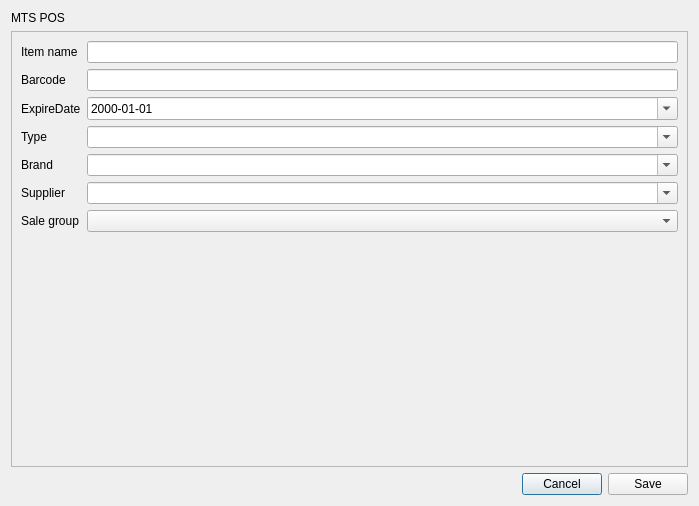
rondalefloyd/mts-pos, file app/views/templates/generated/EditItem.ui: the form before one commit.
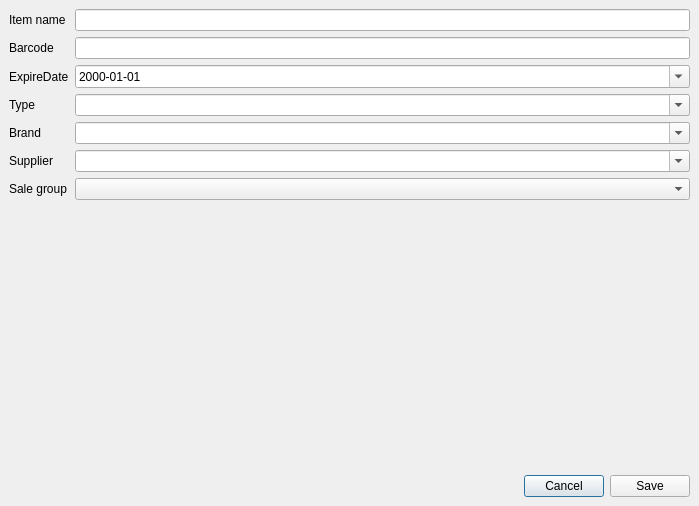
The form after the commit.

```diff
--- a/app/views/templates/generated/EditItem.ui
+++ b/app/views/templates/generated/EditItem.ui
@@ -14,21 +14,26 @@
    <string>Edit item</string>
   </property>
   <layout class="QVBoxLayout" name="verticalLayout">
-   <item>
-    <widget class="QLabel" name="label_6">
-     <property name="sizePolicy">
-      <sizepolicy hsizetype="Preferred" vsizetype="Fixed">
-       <horstretch>0</horstretch>
-       <verstretch>0</verstretch>
-      </sizepolicy>
-     </property>
-     <property name="text">
-      <string>MTS POS</string>
-     </property>
-    </widget>
-   </item>
+   <property name="spacing">
+    <number>0</number>
+   </property>
+   <property name="leftMargin">
+    <number>0</number>
+   </property>
+   <property name="topMargin">
+    <number>0</number>
+   </property>
+   <property name="rightMargin">
+    <number>0</number>
+   </property>
+   <property name="bottomMargin">
+    <number>0</number>
+   </property>
    <item>
     <widget class="QScrollArea" name="scrollArea">
+     <property name="frameShape">
+      <enum>QFrame::NoFrame</enum>
+     </property>
      <property name="widgetResizable">
       <bool>true</bool>
      </property>
@@ -37,8 +42,8 @@
        <rect>
         <x>0</x>
         <y>0</y>
-        <width>679</width>
-        <height>436</height>
+        <width>699</width>
+        <height>465</height>
        </rect>
       </property>
       <layout class="QFormLayout" name="formLayout">
@@ -159,7 +164,8 @@
     </widget>
    </item>
    <item>
-    <layout class="QHBoxLayout" name="horizontalLayout">
+    <widget class="QWidget" name="widgetConfirmationButton" native="true">
+     <layout class="QHBoxLayout" name="horizontalLayout_2">
      <item>
       <spacer name="horizontalSpacer">
        <property name="orientation">
@@ -188,6 +194,7 @@
       </widget>
      </item>
     </layout>
+    </widget>
    </item>
   </layout>
  </widget>
```
Left out of the diff: 2 changed lines with no effect on the pictures. Lines whose indentation alone changed are shown as unchanged.
